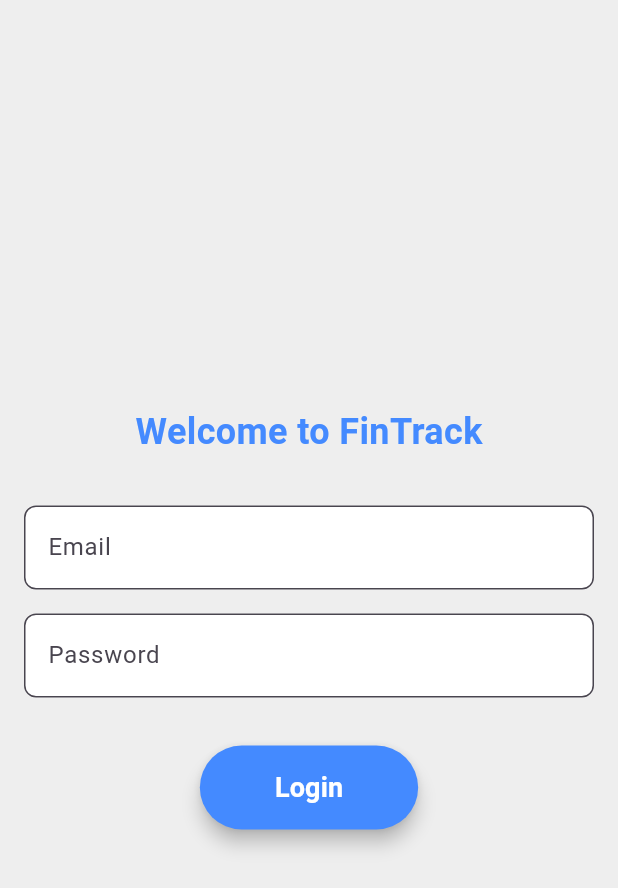
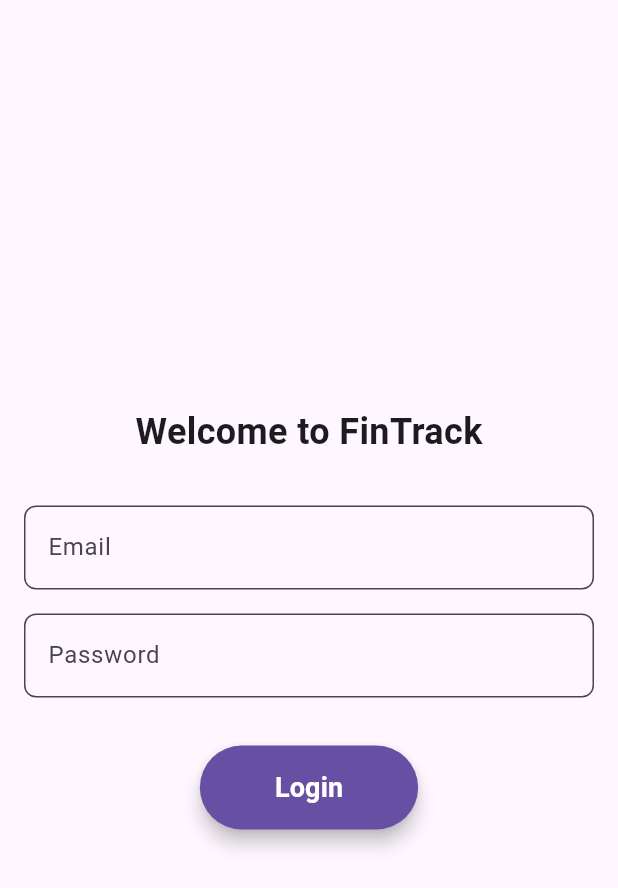
Before and after one commit to GaboDev98/FinTrack, a Flutter app: the screen it shows after launch, on a phone screen of 412 x 824 dp. Shown: the top 888 px of the screen. Run offline on Flutter 3.47's test engine with Material 3 defaults, Android fonts, the phone set to English and light mode, and no system bars; our stand-ins replace firebase_auth, firebase_core; accounts and stored records are empty.

Commit message:
Add dark and light theme

```diff
--- a/lib/login_screen.dart
+++ b/lib/login_screen.dart
@@ -13,7 +13,7 @@ class LoginScreen extends StatelessWidget {
   @override
   Widget build(BuildContext context) {
     return Scaffold(
-      backgroundColor: Colors.grey[200],
+      backgroundColor: Theme.of(context).scaffoldBackgroundColor,
       body: Center(
         child: SingleChildScrollView(
           padding: const EdgeInsets.all(16.0),
@@ -25,7 +25,7 @@ class LoginScreen extends StatelessWidget {
                 style: TextStyle(
                   fontSize: 24.0,
                   fontWeight: FontWeight.bold,
-                  color: Colors.blueAccent,
+                  color: Theme.of(context).textTheme.titleLarge?.color,
                 ),
               ),
               SizedBox(height: 32.0),
@@ -37,7 +37,7 @@ class LoginScreen extends StatelessWidget {
                     borderRadius: BorderRadius.circular(8.0),
                   ),
                   filled: true,
-                  fillColor: Colors.white,
+                  fillColor: Theme.of(context).cardColor,
                 ),
               ),
               SizedBox(height: 16.0),
@@ -49,7 +49,7 @@ class LoginScreen extends StatelessWidget {
                     borderRadius: BorderRadius.circular(8.0),
                   ),
                   filled: true,
-                  fillColor: Colors.white,
+                  fillColor: Theme.of(context).cardColor,
                 ),
                 obscureText: true,
               ),
@@ -80,8 +80,9 @@ class LoginScreen extends StatelessWidget {
                   shape: RoundedRectangleBorder(
                     borderRadius: BorderRadius.circular(30.0),
                   ),
-                  backgroundColor: Colors.blueAccent,
-                  foregroundColor: Colors.white,
+                  backgroundColor: Theme.of(context)
+                      .primaryColor, // Explicitly set background color
+                  foregroundColor: Colors.white, // Explicitly set text color
                   elevation: 5,
                 ),
                 child: Text(
--- a/lib/main.dart
+++ b/lib/main.dart
@@ -17,7 +17,13 @@ class MyApp extends StatelessWidget {
       title: 'FinTrack',
       theme: ThemeData(
         primarySwatch: Colors.blue,
+        brightness: Brightness.light,
       ),
+      darkTheme: ThemeData(
+        primarySwatch: Colors.blue,
+        brightness: Brightness.dark,
+      ),
+      themeMode: ThemeMode.system, // Use system theme by default
       home: LoginScreen(),
     );
   }
```
